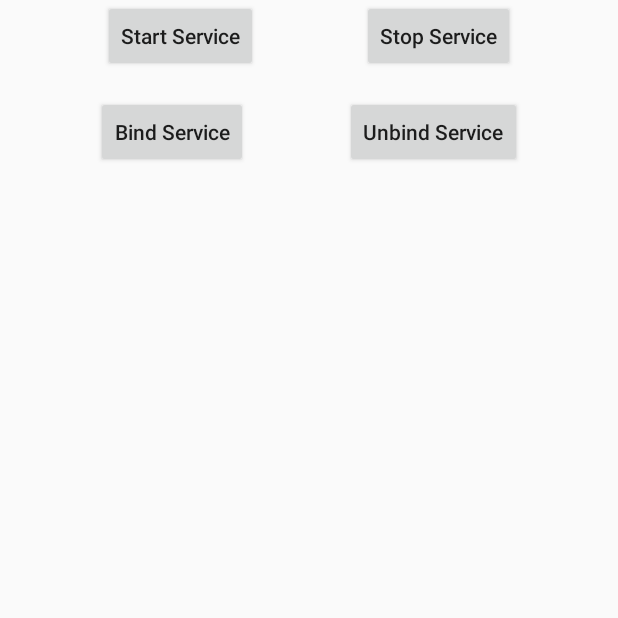
After one commit to dyegral/android_learning_test, an Android app: the ServiceTestActivity screen opened directly, with no data from a screen before it, on a phone screen of 412 x 824 dp, the top half of it. The commit adds this screen. Run offline under Robolectric (Android 15) with nearby library versions, the phone set to English and light mode, and no system bars.

Commit message:
add service test

```diff
--- /dev/null
+++ b/app/src/main/java/com/example/myapplication/ServiceTestActivity.java
@@ -0,0 +1,70 @@
+package com.example.myapplication;
+
+import androidx.appcompat.app.AppCompatActivity;
+
+import android.content.ComponentName;
+import android.content.Intent;
+import android.content.ServiceConnection;
+import android.os.Bundle;
+import android.os.IBinder;
+import android.view.View;
+import android.widget.Button;
+
+public class ServiceTestActivity extends AppCompatActivity implements View.OnClickListener {
+
+    private MyService.DownloadBinder downloadBinder;
+
+    private ServiceConnection connection = new ServiceConnection() {
+        @Override
+        public void onServiceConnected(ComponentName name, IBinder service) {
+            downloadBinder = (MyService.DownloadBinder) service;
+            downloadBinder.startDownload();
+            downloadBinder.getProgress();
+        }
+
+        @Override
+        public void onServiceDisconnected(ComponentName name) {
+
+        }
+    };
+
+    @Override
+    protected void onCreate(Bundle savedInstanceState) {
+        super.onCreate(savedInstanceState);
+        setContentView(R.layout.activity_service_test);
+
+        Button start_service = findViewById(R.id.start_service);
+        Button stop_service = findViewById(R.id.stop_service);
+        Button btn_bind_service = findViewById(R.id.btn_bind_service);
+        Button btn_unbind_service = findViewById(R.id.btn_unbind_service);
+
+        start_service.setOnClickListener(this);
+        stop_service.setOnClickListener(this);
+        btn_bind_service.setOnClickListener(this);
+        btn_unbind_service.setOnClickListener(this);
+
+    }
+
+    @Override
+    public void onClick(View v) {
+        switch (v.getId()) {
+            case R.id.start_service:
+                Intent startIntent = new Intent(this, MyService.class);
+                startService(startIntent); // 启动服务
+                break;
+            case R.id.stop_service:
+                Intent stopIntent = new Intent(this, MyService.class);
+                stopService(stopIntent); // 停止服务
+                break;
+            case R.id.btn_bind_service:
+                Intent bindIntent = new Intent(this, MyService.class);
+                bindService(bindIntent, connection, BIND_AUTO_CREATE); // 绑定服务
+                break;
+            case R.id.btn_unbind_service:
+                unbindService(connection); // 解绑服务
+                break;
+            default:
+                break;
+        }
+    }
+}
--- /dev/null
+++ b/app/src/main/res/layout/activity_service_test.xml
@@ -0,0 +1,55 @@
+<?xml version="1.0" encoding="utf-8"?>
+<androidx.constraintlayout.widget.ConstraintLayout xmlns:android="http://schemas.android.com/apk/res/android"
+    xmlns:app="http://schemas.android.com/apk/res-auto"
+    xmlns:tools="http://schemas.android.com/tools"
+    android:layout_width="match_parent"
+    android:layout_height="match_parent"
+    tools:context=".ServiceTestActivity">
+
+
+    <Button
+        android:id="@+id/start_service"
+        android:layout_width="wrap_content"
+        android:layout_height="wrap_content"
+        android:text="Start Service"
+        android:textAllCaps="false"
+        app:layout_constraintEnd_toStartOf="@+id/stop_service"
+        app:layout_constraintHorizontal_bias="0.5"
+        app:layout_constraintStart_toStartOf="parent"
+        app:layout_constraintTop_toTopOf="parent" />
+
+    <Button
+        android:id="@+id/stop_service"
+        android:layout_width="wrap_content"
+        android:layout_height="wrap_content"
+        android:text="Stop Service"
+        android:textAllCaps="false"
+        app:layout_constraintEnd_toEndOf="parent"
+        app:layout_constraintHorizontal_bias="0.5"
+        app:layout_constraintStart_toEndOf="@+id/start_service"
+        app:layout_constraintTop_toTopOf="parent" />
+
+    <Button
+        android:id="@+id/btn_bind_service"
+        android:layout_width="wrap_content"
+        android:layout_height="wrap_content"
+        android:layout_marginTop="16dp"
+        android:text="Bind Service"
+        android:textAllCaps="false"
+        app:layout_constraintEnd_toStartOf="@+id/btn_unbind_service"
+        app:layout_constraintHorizontal_bias="0.5"
+        app:layout_constraintStart_toStartOf="parent"
+        app:layout_constraintTop_toBottomOf="@+id/start_service" />
+
+    <Button
+        android:id="@+id/btn_unbind_service"
+        android:layout_width="wrap_content"
+        android:layout_height="wrap_content"
+        android:layout_marginTop="16dp"
+        android:text="Unbind Service"
+        android:textAllCaps="false"
+        app:layout_constraintEnd_toEndOf="parent"
+        app:layout_constraintHorizontal_bias="0.5"
+        app:layout_constraintStart_toEndOf="@+id/btn_bind_service"
+        app:layout_constraintTop_toBottomOf="@+id/stop_service" />
+</androidx.constraintlayout.widget.ConstraintLayout>
--- a/app/src/main/res/values/strings.xml
+++ b/app/src/main/res/values/strings.xml
@@ -7,4 +7,5 @@
     <string name="recycler_view_vertical_test">测试 垂直方向 RecyclerView</string>
     <string name="glide_load_img_test">Glide 加载图片测试</string>
     <string name="thread_test">测试子线程更新UI</string>
+    <string name="service_test">测试 Service</string>
 </resources>
```
Also changed, not shown: app/src/main/AndroidManifest.xml (+8 -1 lines), app/src/main/java/com/example/myapplication/MainActivity.java (+13 -17 lines), app/src/main/java/com/example/myapplication/MyService.java (added, +55 -0 lines), app/src/main/res/layout/activity_main.xml (+11 -0 lines), 1 other file.
